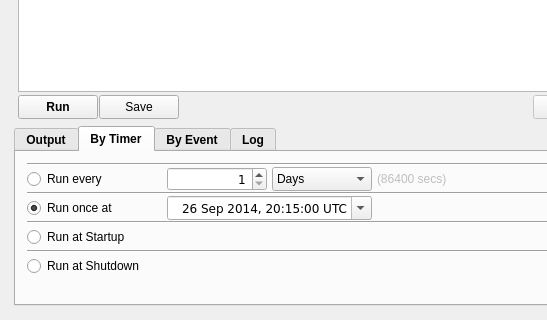
Old version of the form Lua4RSWidget.ui in the repository RetroShare/Lua4RS; both pictures show x 0 to 547 and y 501 to 821 of the 858 by 821 pixel window.
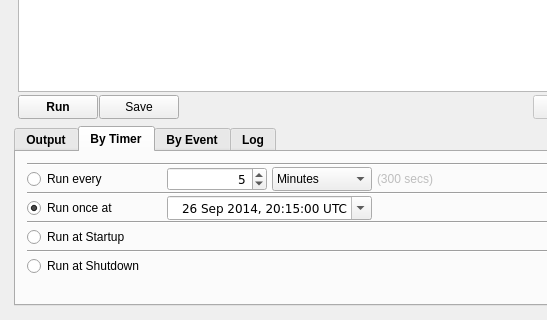
New version of the form. Icons and pictures are not drawn.

Commit message: cleanUi() added to have one func for that. added radiobutton events on bytimer tab and some play code

Patch:
```diff
--- a/Lua4RSWidget.ui
+++ b/Lua4RSWidget.ui
@@ -1698,7 +1698,7 @@
                     <number>9999</number>
                    </property>
                    <property name="value">
-                    <number>1</number>
+                    <number>5</number>
                    </property>
                   </widget>
                  </item>
@@ -1732,7 +1732,7 @@
                     <bool>false</bool>
                    </property>
                    <property name="currentIndex">
-                    <number>3</number>
+                    <number>1</number>
                    </property>
                    <property name="maxVisibleItems">
                     <number>15</number>
@@ -1779,7 +1779,7 @@
                     </font>
                    </property>
                    <property name="text">
-                    <string>(86400 secs)</string>
+                    <string>(300 secs)</string>
                    </property>
                   </widget>
                  </item>
```
Left out of the diff: 285 changed lines with no effect on the pictures. The commit also changes 2 other files.
